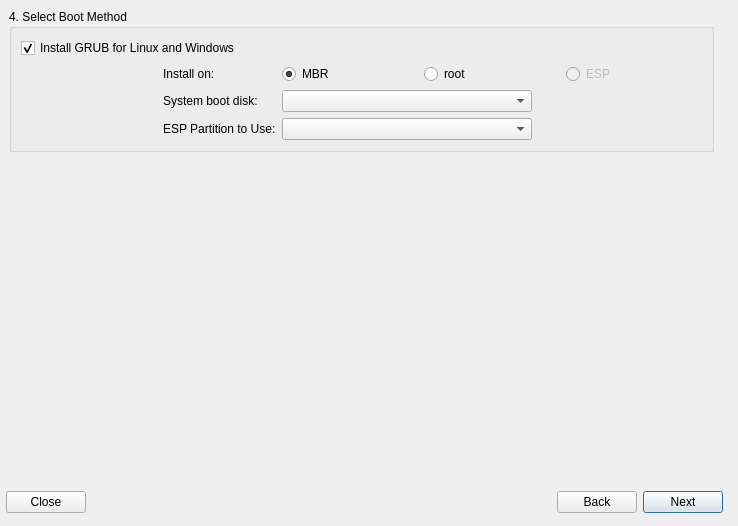
gazelle-installer/gazelle-installer, file meinstall.ui: the form before one commit.
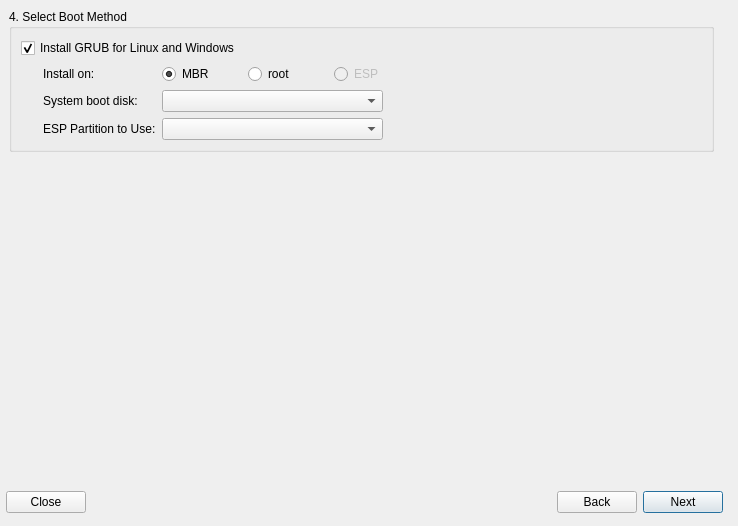
The form after the commit. Icons and pictures are not drawn.

Commit message: add hide/show combo logic

Patch:
```diff
--- a/meinstall.ui
+++ b/meinstall.ui
@@ -117,6 +117,17 @@
      </property>
     </widget>
    </item>
+   <item row="2" column="1">
+    <widget class="QPushButton" name="closeButton">
+     <property name="text">
+      <string>Close</string>
+     </property>
+     <property name="icon">
+      <iconset theme="window-close">
+       <normaloff>.</normaloff>.</iconset>
+     </property>
+    </widget>
+   </item>
    <item row="0" column="0" colspan="7">
     <widget class="QStackedWidget" name="widgetStack">
      <property name="sizePolicy">
@@ -829,7 +840,7 @@
           <item row="3" column="2" colspan="2">
            <widget class="QComboBox" name="swapCombo">
             <property name="sizePolicy">
-             <sizepolicy hsizetype="MinimumExpanding" vsizetype="Minimum">
+             <sizepolicy hsizetype="Preferred" vsizetype="Minimum">
               <horstretch>0</horstretch>
               <verstretch>0</verstretch>
              </sizepolicy>
@@ -950,7 +961,7 @@
           <item row="1" column="2" colspan="2">
            <widget class="QComboBox" name="rootCombo">
             <property name="sizePolicy">
-             <sizepolicy hsizetype="MinimumExpanding" vsizetype="Minimum">
+             <sizepolicy hsizetype="Preferred" vsizetype="Minimum">
               <horstretch>0</horstretch>
               <verstretch>0</verstretch>
              </sizepolicy>
@@ -963,7 +974,7 @@
           <item row="2" column="2" colspan="2">
            <widget class="QComboBox" name="homeCombo">
             <property name="sizePolicy">
-             <sizepolicy hsizetype="MinimumExpanding" vsizetype="Minimum">
+             <sizepolicy hsizetype="Preferred" vsizetype="Minimum">
               <horstretch>0</horstretch>
               <verstretch>0</verstretch>
              </sizepolicy>
@@ -1098,7 +1109,7 @@
           <item row="1" column="6">
            <widget class="QLineEdit" name="rootLabelEdit">
             <property name="sizePolicy">
-             <sizepolicy hsizetype="Fixed" vsizetype="Fixed">
+             <sizepolicy hsizetype="Preferred" vsizetype="Fixed">
               <horstretch>0</horstretch>
               <verstretch>0</verstretch>
              </sizepolicy>
@@ -1396,6 +1407,19 @@
        <property name="spacing">
         <number>6</number>
        </property>
+       <item row="2" column="0">
+        <spacer name="v_spacer">
+         <property name="orientation">
+          <enum>Qt::Vertical</enum>
+         </property>
+         <property name="sizeHint" stdset="0">
+          <size>
+           <width>20</width>
+           <height>40</height>
+          </size>
+         </property>
+        </spacer>
+       </item>
        <item row="0" column="0">
         <widget class="QGroupBox" name="bootMethodGroup">
          <property name="sizePolicy">
@@ -1423,8 +1447,81 @@
           <property name="spacing">
            <number>6</number>
           </property>
+          <item row="2" column="2" colspan="3">
+           <widget class="QComboBox" name="grubBootCombo">
+            <property name="sizePolicy">
+             <sizepolicy hsizetype="Expanding" vsizetype="Preferred">
+              <horstretch>0</horstretch>
+              <verstretch>0</verstretch>
+             </sizepolicy>
+            </property>
+            <property name="minimumSize">
+             <size>
+              <width>0</width>
+              <height>0</height>
+             </size>
+            </property>
+            <property name="maximumSize">
+             <size>
+              <width>16777215</width>
+              <height>16777215</height>
+             </size>
+            </property>
+            <property name="duplicatesEnabled">
+             <bool>false</bool>
+            </property>
+            <property name="frame">
+             <bool>true</bool>
+            </property>
+           </widget>
+          </item>
+          <item row="3" column="2" colspan="3">
+           <widget class="QComboBox" name="grubEspCombo">
+            <property name="sizePolicy">
+             <sizepolicy hsizetype="Expanding" vsizetype="Preferred">
+              <horstretch>0</horstretch>
+              <verstretch>0</verstretch>
+             </sizepolicy>
+            </property>
+            <property name="maximumSize">
+             <size>
+              <width>16777215</width>
+              <height>16777215</height>
+             </size>
+            </property>
+           </widget>
+          </item>
+          <item row="1" column="0" rowspan="3">
+           <spacer name="h_spacer">
+            <property name="orientation">
+             <enum>Qt::Horizontal</enum>
+            </property>
+            <property name="sizeType">
+             <enum>QSizePolicy::Fixed</enum>
+            </property>
+            <property name="sizeHint" stdset="0">
+             <size>
+              <width>16</width>
+              <height>71</height>
+             </size>
+            </property>
+           </spacer>
+          </item>
+          <item row="3" column="1">
+           <widget class="QLabel" name="grubEspLabel">
+            <property name="text">
+             <string>ESP Partition to Use:</string>
+            </property>
+           </widget>
+          </item>
           <item row="1" column="2">
            <widget class="QRadioButton" name="grubMbrButton">
+            <property name="sizePolicy">
+             <sizepolicy hsizetype="Preferred" vsizetype="Preferred">
+              <horstretch>0</horstretch>
+              <verstretch>0</verstretch>
+             </sizepolicy>
+            </property>
             <property name="minimumSize">
              <size>
               <width>80</width>
@@ -1457,14 +1554,14 @@
           <item row="1" column="1">
            <widget class="QLabel" name="grubInsLabel">
             <property name="sizePolicy">
-             <sizepolicy hsizetype="Maximum" vsizetype="Preferred">
+             <sizepolicy hsizetype="Preferred" vsizetype="Preferred">
               <horstretch>0</horstretch>
               <verstretch>0</verstretch>
              </sizepolicy>
             </property>
             <property name="maximumSize">
              <size>
-              <width>100</width>
+              <width>16777215</width>
               <height>16777215</height>
              </size>
             </property>
@@ -1476,29 +1573,10 @@
             </property>
            </widget>
           </item>
-          <item row="0" column="0" colspan="4">
-           <widget class="QCheckBox" name="grubCheckBox">
-            <property name="sizePolicy">
-             <sizepolicy hsizetype="MinimumExpanding" vsizetype="Minimum">
-              <horstretch>0</horstretch>
-              <verstretch>0</verstretch>
-             </sizepolicy>
-            </property>
-            <property name="text">
-             <string>Install GRUB for Linux and Windows</string>
-            </property>
-            <property name="shortcut">
-             <string>Alt+A</string>
-            </property>
-            <property name="checked">
-             <bool>true</bool>
-            </property>
-           </widget>
-          </item>
           <item row="2" column="1">
            <widget class="QLabel" name="grubBootDiskLabel">
             <property name="sizePolicy">
-             <sizepolicy hsizetype="Maximum" vsizetype="Preferred">
+             <sizepolicy hsizetype="Preferred" vsizetype="Preferred">
               <horstretch>0</horstretch>
               <verstretch>0</verstretch>
              </sizepolicy>
@@ -1506,6 +1584,9 @@
             <property name="font">
              <font/>
             </property>
+            <property name="lineWidth">
+             <number>1</number>
+            </property>
             <property name="text">
              <string>System boot disk:</string>
             </property>
@@ -1514,43 +1595,17 @@
             </property>
            </widget>
           </item>
-          <item row="1" column="0" rowspan="3">
-           <spacer>
-            <property name="orientation">
-             <enum>Qt::Horizontal</enum>
-            </property>
-            <property name="sizeType">
-             <enum>QSizePolicy::Fixed</enum>
-            </property>
-            <property name="sizeHint" stdset="0">
-             <size>
-              <width>16</width>
-              <height>71</height>
-             </size>
-            </property>
-           </spacer>
-          </item>
-          <item row="1" column="3">
-           <widget class="QRadioButton" name="grubRootButton">
-            <property name="minimumSize">
-             <size>
-              <width>80</width>
-              <height>0</height>
-             </size>
-            </property>
-            <property name="text">
-             <string>root</string>
-            </property>
-            <property name="checked">
-             <bool>false</bool>
-            </property>
-           </widget>
-          </item>
           <item row="1" column="4">
            <widget class="QRadioButton" name="grubEspButton">
             <property name="enabled">
              <bool>false</bool>
             </property>
+            <property name="sizePolicy">
+             <sizepolicy hsizetype="Preferred" vsizetype="Preferred">
+              <horstretch>0</horstretch>
+              <verstretch>0</verstretch>
+             </sizepolicy>
+            </property>
             <property name="toolTip">
              <string>EFI System Partition</string>
             </property>
@@ -1559,67 +1614,63 @@
             </property>
            </widget>
           </item>
-          <item row="2" column="2" colspan="3">
-           <widget class="QComboBox" name="grubBootCombo">
+          <item row="0" column="0" colspan="5">
+           <widget class="QCheckBox" name="grubCheckBox">
             <property name="sizePolicy">
              <sizepolicy hsizetype="MinimumExpanding" vsizetype="Minimum">
+              <horstretch>0</horstretch>
+              <verstretch>0</verstretch>
+             </sizepolicy>
+            </property>
+            <property name="text">
+             <string>Install GRUB for Linux and Windows</string>
+            </property>
+            <property name="shortcut">
+             <string>Alt+A</string>
+            </property>
+            <property name="checked">
+             <bool>true</bool>
+            </property>
+           </widget>
+          </item>
+          <item row="1" column="3">
+           <widget class="QRadioButton" name="grubRootButton">
+            <property name="sizePolicy">
+             <sizepolicy hsizetype="Preferred" vsizetype="Preferred">
               <horstretch>0</horstretch>
               <verstretch>0</verstretch>
              </sizepolicy>
             </property>
             <property name="minimumSize">
              <size>
-              <width>0</width>
+              <width>80</width>
               <height>0</height>
              </size>
             </property>
-            <property name="maximumSize">
-             <size>
-              <width>250</width>
-              <height>16777215</height>
-             </size>
-            </property>
-           </widget>
-          </item>
-          <item row="3" column="1">
-           <widget class="QLabel" name="labelESP">
             <property name="text">
-             <string>ESP Partition to Use:</string>
+             <string>root</string>
+            </property>
+            <property name="checked">
+             <bool>false</bool>
             </property>
            </widget>
           </item>
-          <item row="3" column="2" colspan="2">
-           <widget class="QComboBox" name="comboBoxESP">
-            <property name="sizePolicy">
-             <sizepolicy hsizetype="MinimumExpanding" vsizetype="Minimum">
-              <horstretch>0</horstretch>
-              <verstretch>0</verstretch>
-             </sizepolicy>
+          <item row="2" column="5">
+           <spacer name="horizontalSpacer_3">
+            <property name="orientation">
+             <enum>Qt::Horizontal</enum>
             </property>
-            <property name="maximumSize">
+            <property name="sizeHint" stdset="0">
              <size>
-              <width>250</width>
-              <height>16777215</height>
+              <width>40</width>
+              <height>0</height>
              </size>
             </property>
-           </widget>
+           </spacer>
           </item>
          </layout>
         </widget>
        </item>
-       <item row="1" column="0">
-        <spacer>
-         <property name="orientation">
-          <enum>Qt::Vertical</enum>
-         </property>
-         <property name="sizeHint" stdset="0">
-          <size>
-           <width>20</width>
-           <height>40</height>
-          </size>
-         </property>
-        </spacer>
-       </item>
       </layout>
      </widget>
      <widget class="QWidget" name="Step_Services">
@@ -2567,17 +2618,6 @@
      </widget>
     </widget>
    </item>
-   <item row="2" column="1">
-    <widget class="QPushButton" name="closeButton">
-     <property name="text">
-      <string>Close</string>
-     </property>
-     <property name="icon">
-      <iconset theme="window-close">
-       <normaloff>.</normaloff>.</iconset>
-     </property>
-    </widget>
-   </item>
   </layout>
  </widget>
  <layoutdefault spacing="6" margin="11"/>
```
Left out of the diff: 1 changed line with no effect on the pictures. The commit also changes 2 other files.
